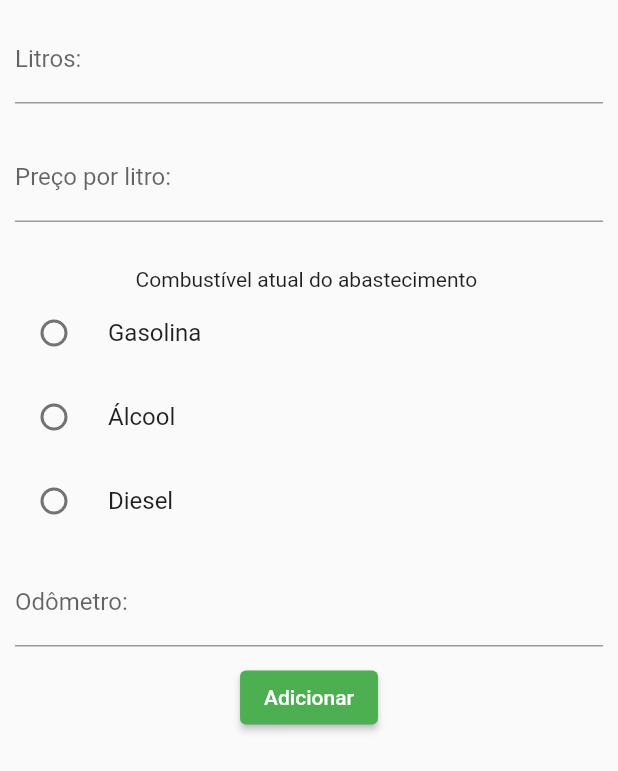
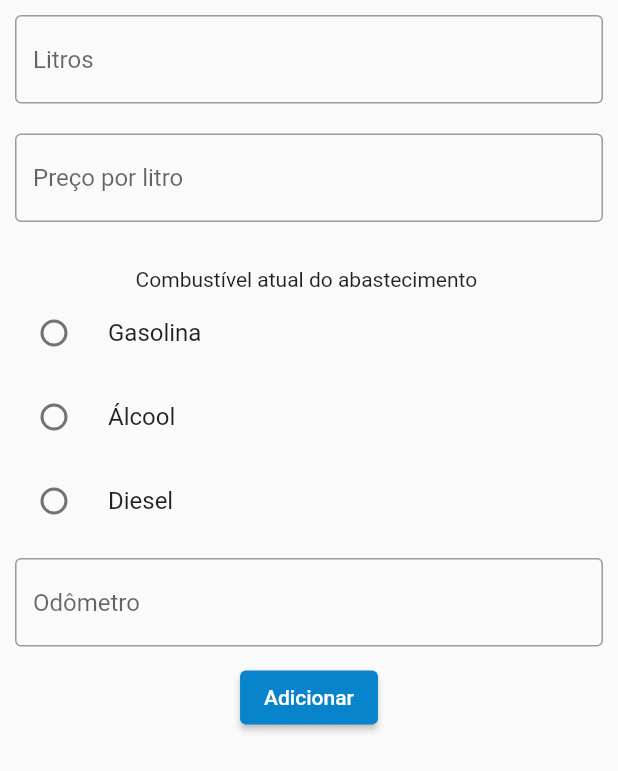
Before and after one commit to GomideLeo/grupo-do-carro, a Flutter app: the Abastecimento widget shown alone on an empty page, opened directly with empty values, on a phone screen of 412 x 824 dp. Shown: the top 771 px of the screen. Run offline on Flutter 3.47's test engine with Material 2 defaults, Android fonts, the phone set to English and light mode, and no system bars; our stand-ins replace flutter_svg, shared_preferences, sqflite; accounts and stored records are empty; network calls fail.

Commit message:
Adição de box de textos e padronização da tela

```diff
--- a/gupo_carro/lib/gasolina/Abastecimento.dart
+++ b/gupo_carro/lib/gasolina/Abastecimento.dart
@@ -78,8 +78,10 @@ class _AbastecimentoState extends State<Abastecimento> {
             padding: const EdgeInsets.all(10),
             child: TextField(
               keyboardType: TextInputType.number,
-              decoration: const InputDecoration(labelText: "Litros: "),
-
+              decoration: InputDecoration(
+                border: OutlineInputBorder(),
+                hintText: 'Litros',
+              ),
               controller:
                   _litrosEditingController, //controlador do nosso campo de texto
             ),
@@ -88,7 +90,10 @@ class _AbastecimentoState extends State<Abastecimento> {
             padding: const EdgeInsets.all(10),
             child: TextField(
               keyboardType: TextInputType.number,
-              decoration: const InputDecoration(labelText: "Preço por litro: "),
+              decoration: InputDecoration(
+                border: OutlineInputBorder(),
+                hintText: 'Preço por litro',
+              ),
 
               controller:
                   _precoEditingController, //controlador do nosso campo de texto
@@ -132,7 +137,10 @@ class _AbastecimentoState extends State<Abastecimento> {
             padding: const EdgeInsets.all(10),
             child: TextField(
               keyboardType: TextInputType.number,
-              decoration: const InputDecoration(labelText: "Odômetro: "),
+              decoration: InputDecoration(
+                border: OutlineInputBorder(),
+                hintText: 'Odômetro',
+              ),
 
               controller:
                   _odometroEditingController, //controlador do nosso campo de texto
@@ -141,7 +149,7 @@ class _AbastecimentoState extends State<Abastecimento> {
           ElevatedButton(
             child: const Text("Adicionar"),
             style: ElevatedButton.styleFrom(
-              primary: Colors.green,
+              primary: Color.fromARGB(255, 7, 132, 204),
             ),
             onPressed: () {
               //open database
```
